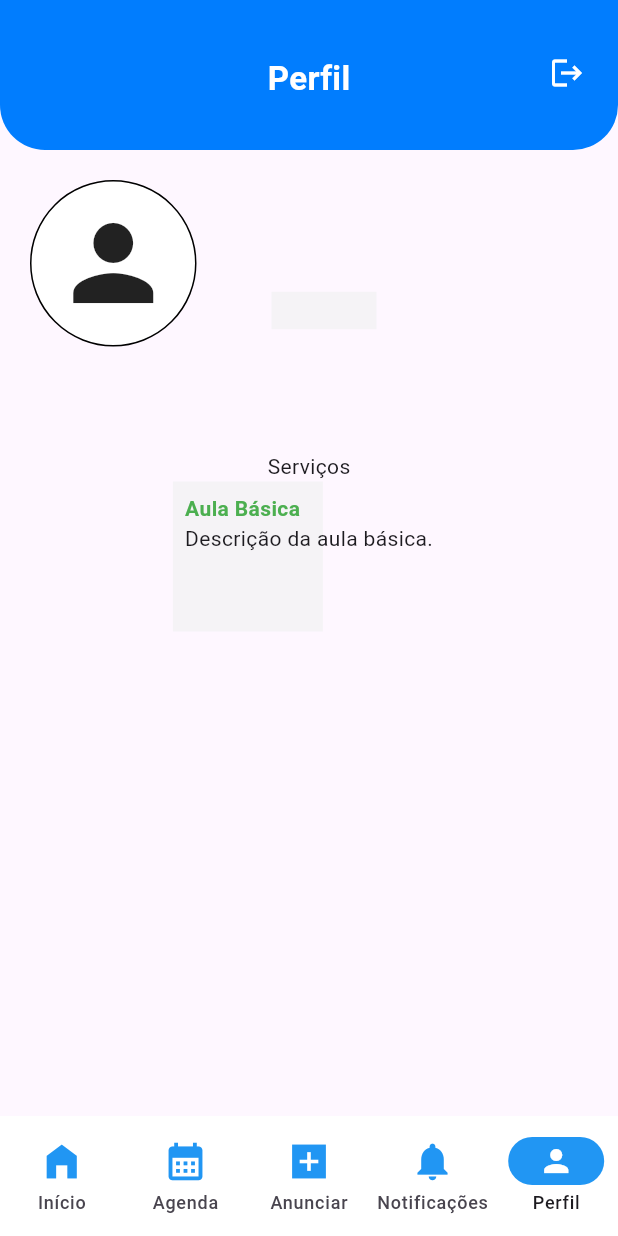
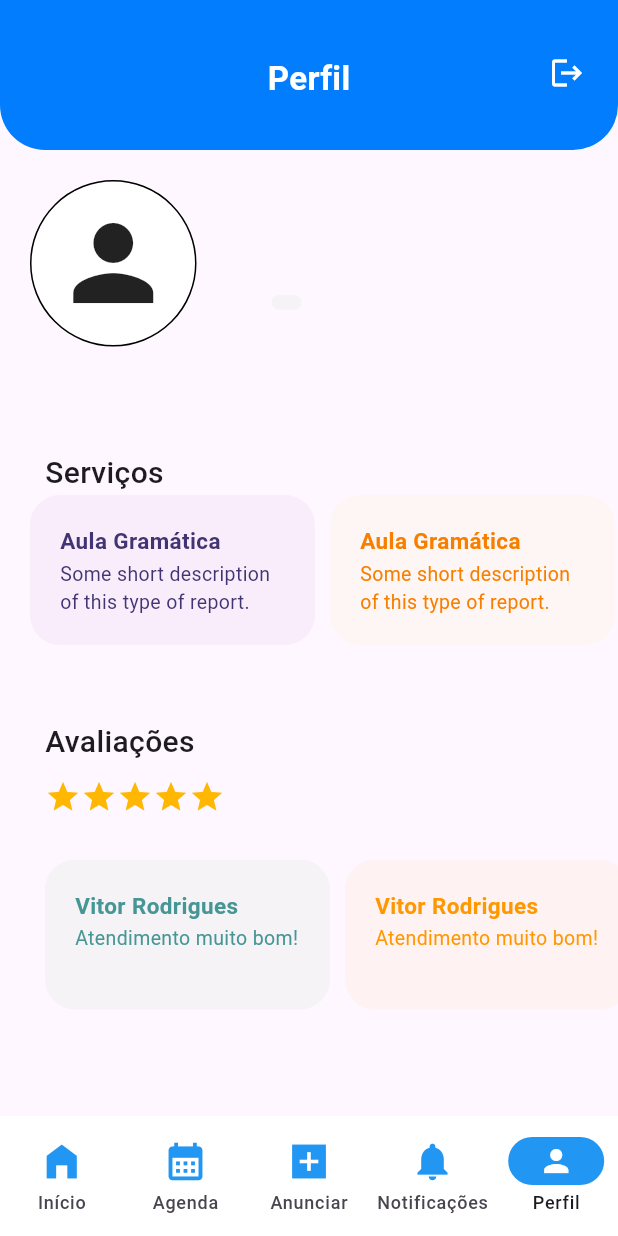
Before and after one commit to ericdiasblu/servblu, a Flutter app: the ProfileScreen screen opened by its route, on a phone screen of 412 x 824 dp. Run offline on Flutter 3.47's test engine with Material 3 defaults, Android fonts, the phone set to English and light mode, and no system bars; our stand-ins replace firebase_core, firebase_messaging, flutter_local_notifications, go_router, supabase_flutter, validators; accounts and stored records are empty.

Commit message:
TELA DE PERFIL FEITA, AJUSTES NO FUTURO...

```diff
--- a/lib/screens/profile_page/profile_screen.dart
+++ b/lib/screens/profile_page/profile_screen.dart
@@ -1,6 +1,7 @@
 import 'package:flutter/material.dart';
 import 'package:go_router/go_router.dart';
 import 'package:servblu/auth/auth_service.dart';
+import 'package:servblu/widgets/build_services_profile.dart';
 import 'package:supabase_flutter/supabase_flutter.dart';
 
 class ProfileScreen extends StatefulWidget {
@@ -45,6 +46,7 @@ class _ProfileScreenState extends State<ProfileScreen> {
     return Scaffold(
       body: Center(
         child: Column(
+          crossAxisAlignment: CrossAxisAlignment.start,
           children: [
             Container(
               decoration: const BoxDecoration(
@@ -112,20 +114,27 @@ class _ProfileScreenState extends State<ProfileScreen> {
                         ? const CircularProgressIndicator()
                         : Text(telefoneUsuario!),
                     Text(currentEmail ?? "Email não disponível"),
+                    SizedBox(
+                      height: 10,
+                    ),
                     Stack(
                       children: [
                         Opacity(
                           opacity: 0.05,
                           child: Container(
-                            width: 70,
-                            height: 25,
+                            decoration: BoxDecoration(
                               color: Colors.green,
+                              borderRadius: BorderRadius.circular(5),
+                            ),
+                            padding: EdgeInsets.symmetric(
+                                horizontal: 10,
+                                vertical: 5), // Espaçamento interno
                           ),
                         ),
                         Container(
                           alignment: Alignment.center,
-                          width: 70,
-                          height: 25,
+                          padding: EdgeInsets.symmetric(
+                              horizontal: 10, vertical: 5), // Ajusta ao texto
                           child: enderecoUsuario == null
                               ? const CircularProgressIndicator()
                               : Text(
@@ -135,48 +144,122 @@ class _ProfileScreenState extends State<ProfileScreen> {
                                     color: Colors.green,
                                   ),
                                 ),
+                        ),
+                      ],
                     )
-                      ],
-                    ),
                   ],
                 )
               ],
             ),
             const SizedBox(height: 70),
-            const Text("Serviços"),
+            Padding(
+                padding: EdgeInsets.only(left: 30),
+                child: Text(
+                  "Serviços",
+                  style: TextStyle(fontWeight: FontWeight.w500, fontSize: 20),
+                )),
             SizedBox(
               height: 110,
               child: SingleChildScrollView(
                 scrollDirection: Axis.horizontal,
                 child: Row(
                   children: [
-                    Stack(
-                      children: [
-                        Opacity(
-                          opacity: 0.05,
-                          child: Container(
-                            width: 100,
-                            height: 100,
-                            color: Colors.green,
+                    SizedBox(
+                      width: 20,
                     ),
+                    BuildServicesProfile(
+                      nomeServico: "Aula Gramática",
+                      descServico:
+                          "Some short description of this type of report.",
+                      corContainer: Colors.purple,
+                      corTexto: Color(0xFF403572),
                     ),
-                        Container(
-                          padding: const EdgeInsets.all(8.0),
-                          child: const Column(
-                            crossAxisAlignment: CrossAxisAlignment.start,
-                            children: [
-                              Text(
-                                "Aula Básica",
-                                style: TextStyle(
-                                  fontWeight: FontWeight.bold,
-                                  color: Colors.green,
+                    SizedBox(
+                      width: 10,
                     ),
+                    BuildServicesProfile(
+                      nomeServico: "Aula Gramática",
+                      descServico:
+                          "Some short description of this type of report.",
+                      corContainer: Colors.yellow,
+                      corTexto: Color(0xFFF77f00),
                     ),
-                              Text("Descrição da aula básica."),
+                    SizedBox(
+                      width: 10,
+                    ),
+                    BuildServicesProfile(
+                      nomeServico: "Aula Gramática",
+                      descServico:
+                          "Some short description of this type of report.",
+                      corContainer: Colors.red,
+                      corTexto: Colors.red,
+                    ),
                   ],
                 ),
               ),
-                      ],
+            ),
+            SizedBox(
+              height: 40,
+            ),
+            Padding(
+                padding: EdgeInsets.only(left: 30),
+                child: Text(
+                  "Avaliações",
+                  style: TextStyle(fontWeight: FontWeight.w500, fontSize: 20),
+                )),
+            Padding(
+              padding: const EdgeInsets.only(left: 30, bottom: 30, top: 10),
+              child: Row(
+                children: List.generate(
+                  5,
+                  (index) => Icon(
+                    Icons.star,
+                    color: Color(0xFFFFB703),
+                  ),
+                ),
+              ),
+            ),
+            SizedBox(
+              height: 110,
+              child: SingleChildScrollView(
+                scrollDirection: Axis.horizontal,
+                child: Row(
+                  children: [
+                    SizedBox(
+                      width: 30,
+                    ),
+                    BuildServicesProfile(
+                      nomeServico: "Vitor Rodrigues",
+                      descServico: "Atendimento muito bom!",
+                      corContainer: Colors.green,
+                      corTexto: Color(0xFF479696),
+                    ),
+                    SizedBox(
+                      width: 10,
+                    ),
+                    BuildServicesProfile(
+                      nomeServico: "Vitor Rodrigues",
+                      descServico: "Atendimento muito bom!",
+                      corContainer: Colors.orange,
+                      corTexto: Colors.orange,
+                    ),
+                    SizedBox(
+                      width: 10,
+                    ),
+                    BuildServicesProfile(
+                      nomeServico: "Vitor Rodrigues",
+                      descServico: "Atendimento muito bom!",
+                      corContainer: Colors.pink,
+                      corTexto: Colors.pink,
+                    ),
+                    SizedBox(
+                      width: 10,
+                    ),
+                    BuildServicesProfile(
+                      nomeServico: "Vitor Rodrigues",
+                      descServico: "Atendimento muito bom!",
+                      corContainer: Colors.red,
+                      corTexto: Colors.red,
                     ),
                   ],
                 ),
--- /dev/null
+++ b/lib/widgets/build_services_profile.dart
@@ -0,0 +1,67 @@
+import 'package:flutter/material.dart';
+
+class BuildServicesProfile extends StatelessWidget {
+  final String? nomeServico;
+  final String? descServico;
+  final Color corContainer;
+  final Color corTexto;
+
+  const BuildServicesProfile(
+      {super.key, required this.nomeServico, required this.descServico, required this.corContainer, required this.corTexto});
+
+  @override
+  Widget build(BuildContext context) {
+    return Stack(
+      children: [
+        Opacity(
+          opacity: 0.05,
+          child: Container(
+            width: 190,
+            height: 100,
+            decoration: BoxDecoration(
+              color: corContainer,
+              borderRadius: BorderRadius.circular(20),
+            ),
+          ),
+        ),
+        Container(
+          padding: EdgeInsets.all(20),
+          width: 190, // Definindo a largura para o Container
+          height: 110, // Definindo a altura para o Container
+          child: Column(
+            crossAxisAlignment: CrossAxisAlignment.start,
+            children: [
+              Container(
+                padding: EdgeInsets.only(bottom: 2),
+                child: Text(
+                  "$nomeServico",
+                  style: TextStyle(
+                    fontSize: 15,
+                    fontWeight: FontWeight.bold,
+                    color: corTexto,
+                  ),
+                ),
+              ),
+              // Remover SizedBox e usar o Container diretamente
+              Container(
+                // Definindo largura e permitindo quebra de linha
+                width: 190,
+                child: Text(
+                  "$descServico",
+                  style: TextStyle(
+                    fontSize: 13,
+                    color: corTexto,
+                  ),
+                  maxLines: 2,
+                  overflow: TextOverflow.ellipsis,
+                  // Use ellipsis para mostrar "..."
+                  softWrap: true,
+                ),
+              ),
+            ],
+          ),
+        ),
+      ],
+    );
+  }
+}
```
Also changed, not shown: firebase.json (added), lib/firebase_options.dart (added), pubspec.lock, 5 other files. Lines whose indentation alone changed are shown as unchanged.
